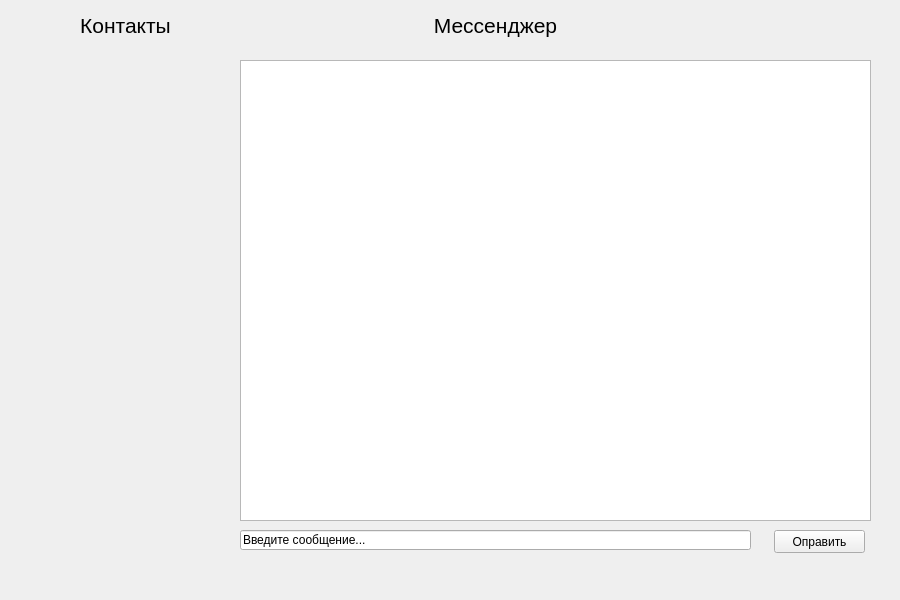
Qt form application/main_interface.ui (daze7/messenger) before a commit.
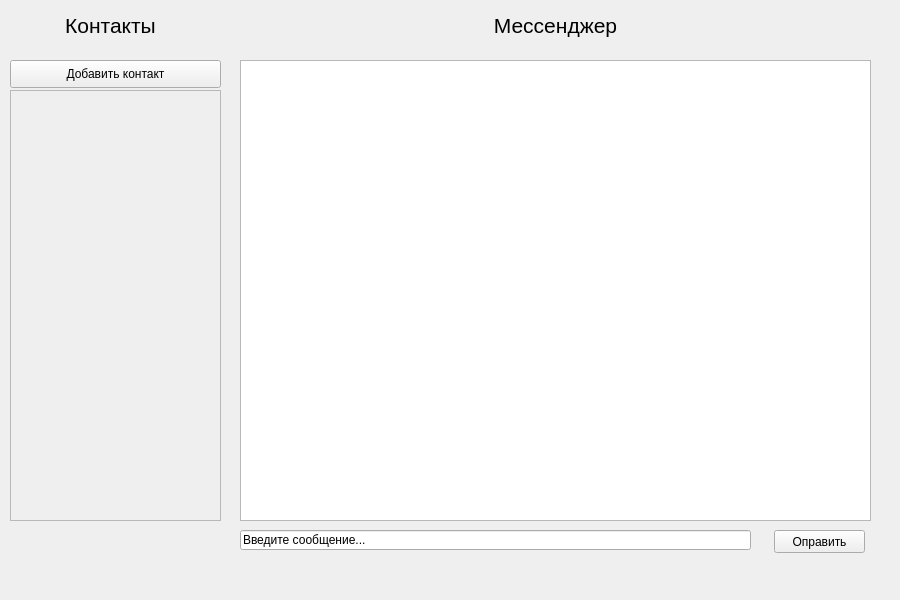
The same form after that commit.

Commit message: contact list

Diff of the .ui file:
```diff
--- a/application/main_interface.ui
+++ b/application/main_interface.ui
@@ -49,9 +49,9 @@
    <widget class="QLabel" name="label">
     <property name="geometry">
      <rect>
-      <x>400</x>
+      <x>240</x>
       <y>0</y>
-      <width>191</width>
+      <width>631</width>
       <height>51</height>
      </rect>
     </property>
@@ -62,9 +62,9 @@
    <widget class="QLabel" name="label_2">
     <property name="geometry">
      <rect>
-      <x>30</x>
+      <x>0</x>
       <y>0</y>
-      <width>191</width>
+      <width>221</width>
       <height>51</height>
      </rect>
     </property>
@@ -116,6 +116,42 @@
      <bool>false</bool>
     </property>
    </widget>
+   <widget class="QPushButton" name="add_user">
+    <property name="geometry">
+     <rect>
+      <x>10</x>
+      <y>60</y>
+      <width>211</width>
+      <height>28</height>
+     </rect>
+    </property>
+    <property name="text">
+     <string>Добавить контакт</string>
+    </property>
+   </widget>
+   <widget class="QScrollArea" name="scrollArea">
+    <property name="geometry">
+     <rect>
+      <x>10</x>
+      <y>90</y>
+      <width>211</width>
+      <height>431</height>
+     </rect>
+    </property>
+    <property name="widgetResizable">
+     <bool>true</bool>
+    </property>
+    <widget class="QWidget" name="scrollAreaWidgetContents">
+     <property name="geometry">
+      <rect>
+       <x>0</x>
+       <y>0</y>
+       <width>209</width>
+       <height>429</height>
+      </rect>
+     </property>
+    </widget>
+   </widget>
   </widget>
  </widget>
  <resources/>
```
The commit also changes 2 other files.
